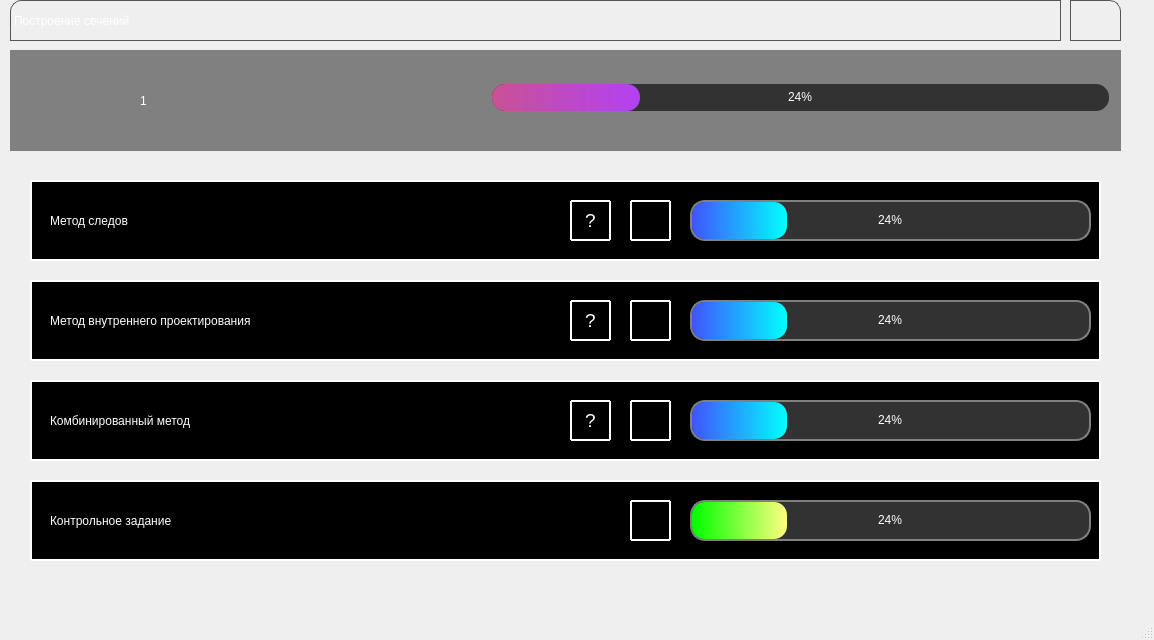
Qt form main_window.ui (leriia-meow/geometry) before a commit.
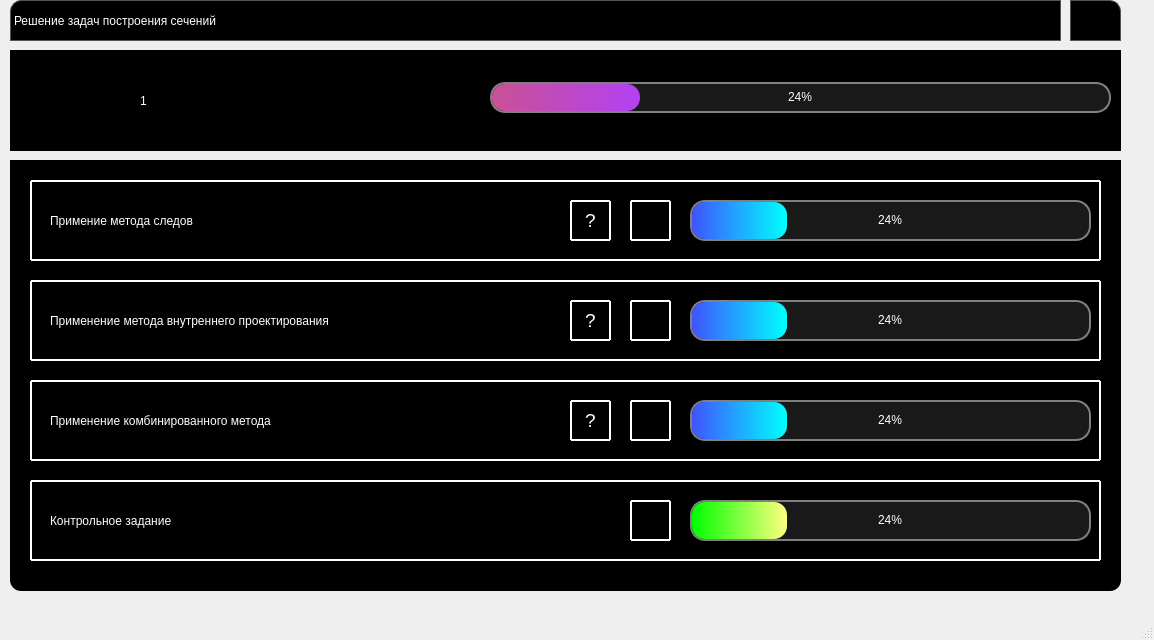
The same form after that commit. Icons and pictures are not drawn.

```diff
--- a/main_window.ui
+++ b/main_window.ui
@@ -37,8 +37,7 @@
 border: 1px solid #555;
 padding: 5 px ;
 border-top-right-radius: 11px;
-background: qradialgradient(cx: 0.3, cy: -0.4, 
-fx: 0.3, fy: -0.4, radius: 1.35, stop: 0 rgb(58, 58, 58), stop: 1 rgb(50, 50, 50));
+background: black;
 }
 QPushButton:hover { background: rgba(255,255,255,.2); }
 QPushButton:pressed { background: white; }</string>
@@ -69,15 +68,14 @@
 color: white;
 border: 1px solid #555;
 border-top-left-radius: 11px;
-background: qradialgradient(cx: 0.3, cy: -0.4, 
-fx: 0.3, fy: -0.4, radius: 1.35, stop: 0 rgb(58, 58, 58), stop: 1 rgb(50, 50, 50));
+background: black;
 font-weight: 3;
 text-transform: capitalize;
 font-size: 25;
 }</string>
     </property>
     <property name="text">
-     <string>Построение сечений</string>
+     <string>Решение задач построения сечений</string>
     </property>
    </widget>
    <widget class="QGroupBox" name="box1">
@@ -94,8 +92,7 @@
 background-color: grey;
 color: #333;
 border: 1 px solid #555;
-background: qradialgradient(cx: 0.3, cy: -0.4, 
-fx: 0.3, fy: -0.4, radius: 1.35, stop: 0 rgb(53, 53, 53), stop: 1 rgb(22, 22, 22));
+background: black;
 }</string>
     </property>
     <property name="title">
@@ -115,7 +112,7 @@
     border: 2px solid grey;
     border-radius:15px;
     color: white;
-    background-color: rgb(50, 50, 50);
+    background-color:rgb(25, 25, 25);
 	font: 75 12pt  &quot;MS Sans Serif&quot;;
     text-align: center;
 
@@ -156,9 +153,9 @@
      <property name="geometry">
       <rect>
        <x>20</x>
-       <y>10</y>
+       <y>0</y>
        <width>91</width>
-       <height>81</height>
+       <height>101</height>
       </rect>
      </property>
      <property name="text">
@@ -179,8 +176,7 @@
      <string notr="true">QGroupBox{
 border-bottom-left-radius: 11px;
 border-bottom-right-radius: 11px;
-background: qradialgradient(cx: 0.3, cy: -0.4, 
-fx: 0.3, fy: -0.4, radius: 1.35, stop: 0 rgb(35, 35, 35), stop: 1 rgb(0, 0, 0));
+background: black;
 }</string>
     </property>
     <property name="title">
@@ -291,7 +287,7 @@
     border: 2px solid grey;
     border-radius:15px;
     color: white;
-    background-color: rgb(50, 50, 50);
+    background-color:rgb(25, 25, 25);
 	font: 12pt &quot;MS Sans Serif&quot;;
     text-align: center;
 
@@ -322,7 +318,7 @@
 }</string>
       </property>
       <property name="text">
-       <string>Метод следов</string>
+       <string>Примение метода следов</string>
       </property>
      </widget>
     </widget>
@@ -362,7 +358,7 @@
     border: 2px solid grey;
     border-radius:15px;
     color: white;
-    background-color: rgb(50, 50, 50);
+    background-color:rgb(25, 25, 25);
 	font: 12pt &quot;MS Sans Serif&quot;;
     text-align: center;
 
@@ -502,7 +498,7 @@
     border: 2px solid grey;
     border-radius:15px;
     color: white;
-    background-color: rgb(50, 50, 50);
+    background-color:rgb(25, 25, 25);
 	font: 12pt &quot;MS Sans Serif&quot;;
     text-align: center;
 
@@ -533,7 +529,7 @@
 }</string>
       </property>
       <property name="text">
-       <string>Метод внутреннего проектирования</string>
+       <string>Применение метода внутреннего проектирования</string>
       </property>
      </widget>
      <widget class="QPushButton" name="butp2">
@@ -642,7 +638,7 @@
     border: 2px solid grey;
     border-radius:15px;
     color: white;
-    background-color: rgb(50, 50, 50);
+    background-color:rgb(25, 25, 25);
 	font: 12pt &quot;MS Sans Serif&quot;;
     text-align: center;
 
@@ -673,7 +669,7 @@
 }</string>
       </property>
       <property name="text">
-       <string>Комбинированный метод</string>
+       <string>Применение комбинированного метода</string>
       </property>
      </widget>
      <widget class="QPushButton" name="butp3">
```
Left out of the diff: 10 changed lines with no effect on the pictures.
